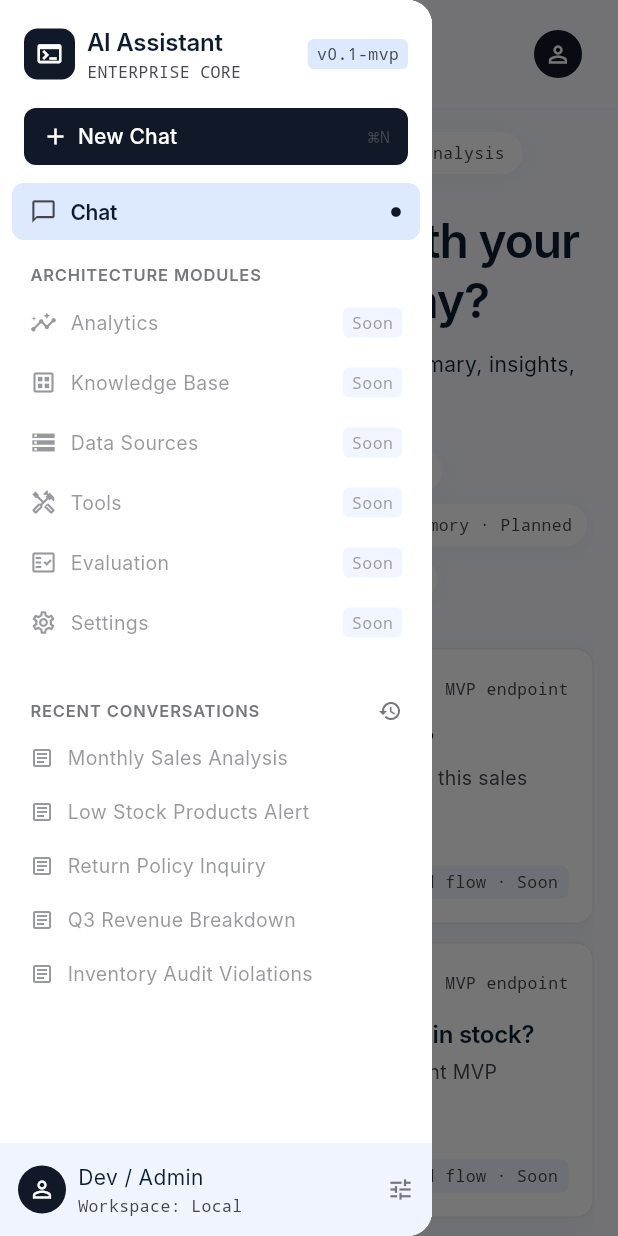
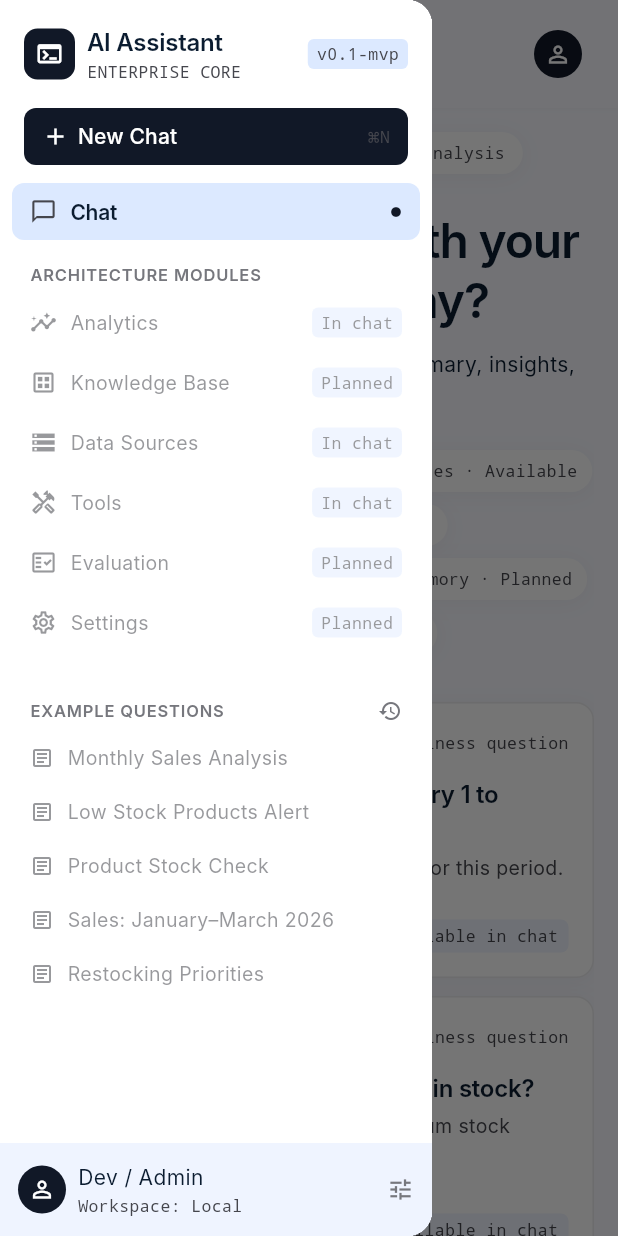
Before and after one commit to Qusai-Altoubasy/ai-business-assistant, a Flutter app: the screen it shows after launch, with the side drawer open, on a phone screen of 412 x 824 dp. Run offline on Flutter 3.47's test engine with Material 3 defaults, Android fonts, the phone set to English and light mode, and no system bars; our stand-ins replace dio, flutter_riverpod; Roboto replaces fonts that are missing (Inter).

Commit message:
feat: align structured chat API, capabilities, and documentation

```diff
--- a/Frontend/lib/features/chat/data/datasources/chat_remote_data_source.dart
+++ b/Frontend/lib/features/chat/data/datasources/chat_remote_data_source.dart
@@ -17,7 +17,7 @@ class ChatRemoteDataSource {
     }
 
     final response = await _apiClient.post(
-      '/api/chat/business-analysis',
+      '/api/chat',
       data: <String, String>{'query': normalized},
     );
     return BusinessAnalysisResponse.fromJson(response.data);
--- a/Frontend/lib/features/chat/presentation/widgets/app_sidebar.dart
+++ b/Frontend/lib/features/chat/presentation/widgets/app_sidebar.dart
@@ -9,21 +9,21 @@ class AppSidebar extends StatelessWidget {
 
   final VoidCallback onNewChat;
 
-  static const _futureModules = <(IconData, String)>[
-    (Icons.insights_outlined, 'Analytics'),
-    (Icons.dataset_outlined, 'Knowledge Base'),
-    (Icons.storage_outlined, 'Data Sources'),
-    (Icons.handyman_outlined, 'Tools'),
-    (Icons.fact_check_outlined, 'Evaluation'),
-    (Icons.settings_outlined, 'Settings'),
+  static const _modules = <(IconData, String, String)>[
+    (Icons.insights_outlined, 'Analytics', 'In chat'),
+    (Icons.dataset_outlined, 'Knowledge Base', 'Planned'),
+    (Icons.storage_outlined, 'Data Sources', 'In chat'),
+    (Icons.handyman_outlined, 'Tools', 'In chat'),
+    (Icons.fact_check_outlined, 'Evaluation', 'Planned'),
+    (Icons.settings_outlined, 'Settings', 'Planned'),
   ];
 
-  static const _recent = <String>[
+  static const _examples = <String>[
     'Monthly Sales Analysis',
     'Low Stock Products Alert',
-    'Return Policy Inquiry',
-    'Q3 Revenue Breakdown',
-    'Inventory Audit Violations',
+    'Product Stock Check',
+    'Sales: January–March 2026',
+    'Restocking Priorities',
   ];
 
   @override
@@ -92,19 +92,19 @@ class AppSidebar extends StatelessWidget {
                       selected: true,
                     ),
                     const _SectionLabel('Architecture modules'),
-                    for (final module in _futureModules)
+                    for (final module in _modules)
                       _NavItem(
                         icon: module.$1,
                         label: module.$2,
-                        trailing: const _Tag(label: 'Soon'),
+                        trailing: _Tag(label: module.$3),
                         disabled: true,
                       ),
                     const SizedBox(height: AppSpacing.md),
                     const _SectionLabel(
-                      'Recent conversations',
+                      'Example questions',
                       trailing: Icons.history,
                     ),
-                    for (final title in _recent)
+                    for (final title in _examples)
                       _NavItem(
                         icon: Icons.article_outlined,
                         label: title,
--- a/Frontend/lib/features/chat/presentation/widgets/chat_empty_state.dart
+++ b/Frontend/lib/features/chat/presentation/widgets/chat_empty_state.dart
@@ -14,26 +14,25 @@ class ChatEmptyState extends StatelessWidget {
       <({String category, String prompt, String description})>[
         (
           category: 'Sales analytics',
-          prompt: 'How much did we sell last month?',
-          description:
-              'Ask the current backend endpoint using this sales question.',
+          prompt: 'How much did we sell from January 1 to March 31, 2026?',
+          description: 'Review total revenue and order counts for this period.',
         ),
         (
           category: 'Inventory ops',
           prompt: 'Which products are currently low in stock?',
-          description: 'Send an inventory question to the current MVP service.',
+          description: 'Check current quantities against minimum stock levels.',
         ),
         (
-          category: 'Company policy',
-          prompt: 'What is our return policy?',
+          category: 'Product stock',
+          prompt: 'What is the current stock for product ID 1?',
           description:
-              'Use the same chat endpoint; document search is planned.',
+              'Check available quantity and the minimum stock for a product.',
         ),
         (
-          category: 'Compliance',
-          prompt: 'Which products violate our inventory policy?',
+          category: 'Monthly sales',
+          prompt: 'How much did we sell last month?',
           description:
-              'Use the MVP endpoint; hybrid analysis is not enabled yet.',
+              'Review monthly revenue using the current application date.',
         ),
       ];
 
@@ -86,7 +85,15 @@ class ChatEmptyState extends StatelessWidget {
           children: [
             _Capability(
               icon: Icons.storage_outlined,
-              label: 'PostgreSQL · Planned',
+              label: 'Business data · Available',
+            ),
+            _Capability(
+              icon: Icons.insights_outlined,
+              label: 'Sales · Available',
+            ),
+            _Capability(
+              icon: Icons.inventory_2_outlined,
+              label: 'Inventory · Available',
             ),
             _Capability(
               icon: Icons.hub_outlined,
--- a/Frontend/lib/features/chat/presentation/widgets/chat_header.dart
+++ b/Frontend/lib/features/chat/presentation/widgets/chat_header.dart
@@ -54,7 +54,7 @@ class ChatHeader extends StatelessWidget {
                         ),
                         if (!compact)
                           const Text(
-                            'Ask the current AI endpoint about your business.',
+                            'Analyze sales and inventory with your business data.',
                             style: AppTextStyles.bodySmall,
                           ),
                       ],
--- a/Frontend/lib/features/chat/presentation/widgets/prompt_card.dart
+++ b/Frontend/lib/features/chat/presentation/widgets/prompt_card.dart
@@ -80,7 +80,7 @@ class _PromptCardState extends State<PromptCard> {
                       ),
                     ),
                     const Spacer(),
-                    const Text('MVP endpoint', style: AppTextStyles.mono),
+                    const Text('Business question', style: AppTextStyles.mono),
                   ],
                 ),
                 const SizedBox(height: AppSpacing.sm),
@@ -113,7 +113,7 @@ class _PromptCardState extends State<PromptCard> {
                         borderRadius: BorderRadius.circular(5),
                       ),
                       child: const Text(
-                        'Advanced flow · Soon',
+                        'Available in chat',
                         style: AppTextStyles.mono,
                       ),
                     ),
```
Also changed, not shown: 10 other files.
